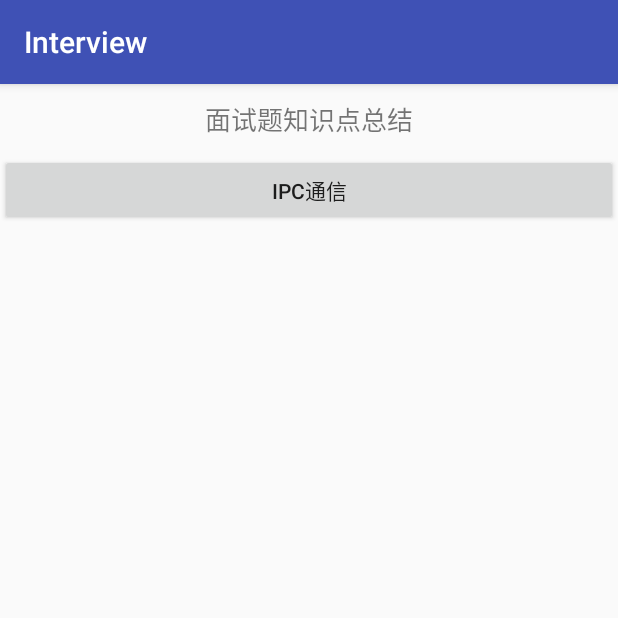
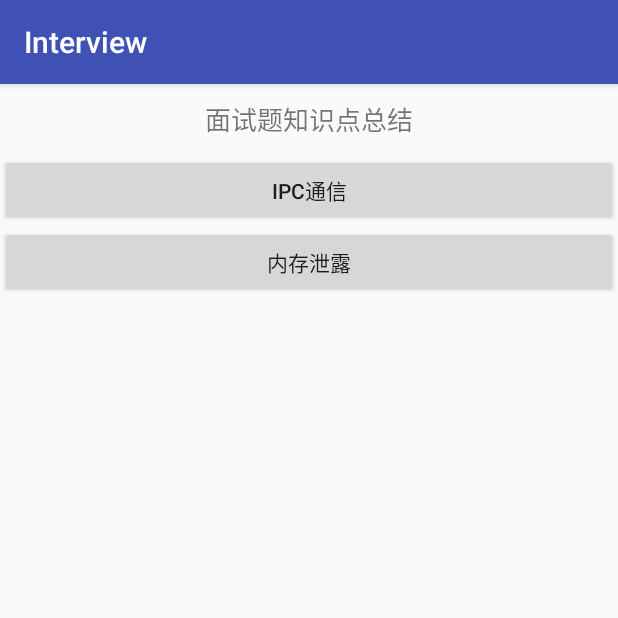
Before and after one commit to Andylove1314/Interviews, an Android app: the screen it shows after launch (MainActivity), on a phone screen of 412 x 824 dp, the top half of it. Run offline under Robolectric (Android 15) with nearby library versions, the phone set to English and light mode, and no system bars.

Commit message:
内存泄露md

```diff
--- a/app/src/main/AndroidManifest.xml
+++ b/app/src/main/AndroidManifest.xml
@@ -28,6 +28,8 @@
             android:enabled="true"
             android:exported="true"
             android:process=":music"/>
+
+        <activity android:name=".leak.LeakActivity"/>
     </application>
 
 </manifest>
--- a/app/src/main/java/com/andylove/interview/MainActivity.kt
+++ b/app/src/main/java/com/andylove/interview/MainActivity.kt
@@ -3,7 +3,10 @@
 import android.content.Intent
 import android.os.Bundle
 import android.support.v7.app.AppCompatActivity
+import com.andylove.interview.R.id.interview_ipc
+import com.andylove.interview.R.id.interview_leak
 import com.andylove.interview.ipc.IPCActivity
+import com.andylove.interview.leak.LeakActivity
 import kotlinx.android.synthetic.main.activity_main.*
 
 class MainActivity : AppCompatActivity() {
@@ -14,5 +17,9 @@
         interview_ipc?.setOnClickListener {
             startActivity(Intent(this@MainActivity, IPCActivity::class.java))
         }
+        interview_leak?.setOnClickListener {
+            startActivity(Intent(this@MainActivity, LeakActivity::class.java))
+        }
+
     }
 }
--- a/app/src/main/res/layout/activity_main.xml
+++ b/app/src/main/res/layout/activity_main.xml
@@ -21,4 +21,11 @@
         android:layout_height="wrap_content"
         android:text="IPC通信"/>
 
+
+    <Button
+        android:id="@+id/interview_leak"
+        android:layout_width="match_parent"
+        android:layout_height="wrap_content"
+        android:text="内存泄露"/>
+
 </LinearLayout>
```
Also changed, not shown: app/src/main/java/com/andylove/interview/leak/LeakActivity.java (added, +21 -0 lines), app/src/main/res/layout/activity_leak.xml (added, +24 -0 lines), 1 other file.
